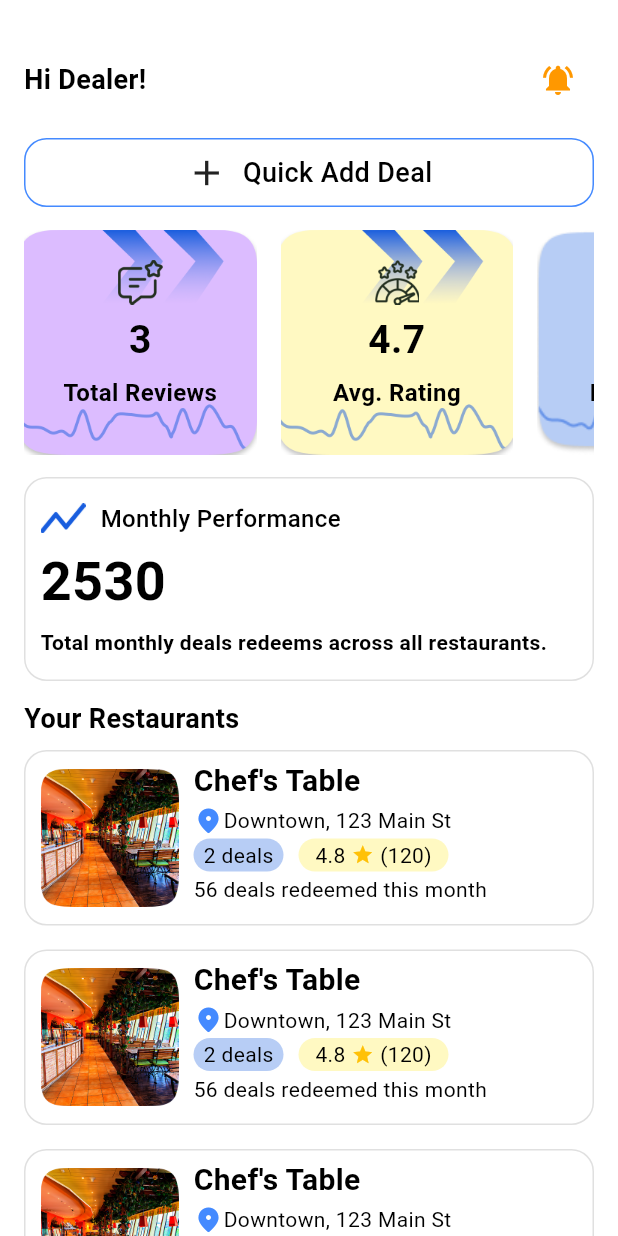
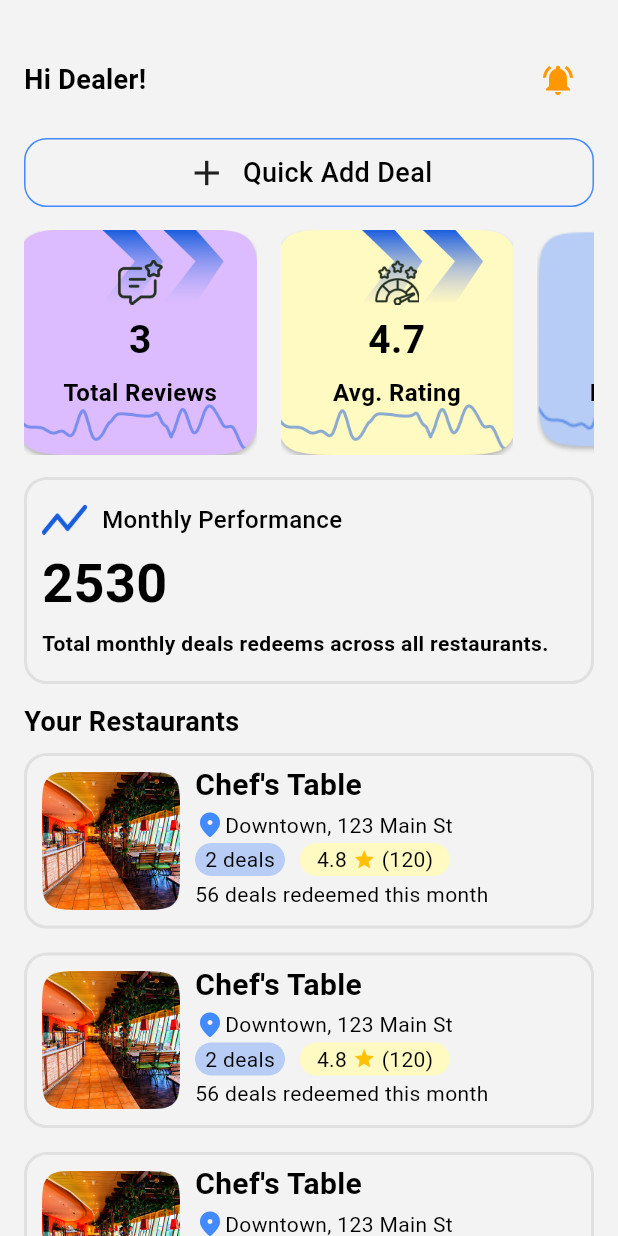
Before and after one commit to mdtusher2018/DineDash, a Flutter app: the DealerHomepage screen opened directly, on a phone screen of 412 x 824 dp. Run offline on Flutter 3.47's test engine with Material 3 defaults, Android fonts, the phone set to English and light mode, and no system bars; drawn by our look-alikes of flutter_rating_bar; our stand-ins replace dotted_border, dotted_line, get, lottie, share_plus; missing offline and left inert: shake; network calls fail.

Commit message:
8/24/25---2

```diff
--- a/lib/view/dealer/DealerProfile/dealer_profile.dart
+++ b/lib/view/dealer/DealerProfile/dealer_profile.dart
@@ -18,7 +18,7 @@ class DealerProfile extends StatelessWidget {
   @override
   Widget build(BuildContext context) {
     return Scaffold(
-      backgroundColor: Colors.white,
+      backgroundColor: AppColors.white,
       body: SingleChildScrollView(
         child: Column(
           children: [
--- a/lib/view/dealer/DealerReview/dealer_review.dart
+++ b/lib/view/dealer/DealerReview/dealer_review.dart
@@ -28,7 +28,7 @@ class _DealerReviewState extends State<DealerReview> {
       { "ratting": "2.5"},
     ];
     return Scaffold(
-      backgroundColor: Colors.white,
+
       body: Padding(
         padding: const EdgeInsets.symmetric(horizontal: 16),
         child: SingleChildScrollView(
--- a/lib/view/dealer/bussiness/dealer_business_page.dart
+++ b/lib/view/dealer/bussiness/dealer_business_page.dart
@@ -1,6 +1,7 @@
 import 'package:dine_dash/view/dealer/bussiness/edit_bussiness_page.dart';
 import 'package:dine_dash/view/dealer/home_and_deal/BusinessDealsPage.dart';
 import 'package:dine_dash/view/dealer/bussiness/add_business_screen_frist.dart';
+import 'package:dine_dash/view/res/colors.dart';
 import 'package:flutter/material.dart';
 import 'package:flutter_rating_bar/flutter_rating_bar.dart';
 
@@ -12,7 +13,7 @@ class DealerBusinessPage extends StatelessWidget {
   @override
   Widget build(BuildContext context) {
     return Scaffold(
-      backgroundColor: Colors.white,
+      backgroundColor: AppColors.white,
       body: Padding(
         padding: const EdgeInsets.symmetric(horizontal: 16),
         child: Column(
--- a/lib/view/dealer/home_and_deal/dealer_homepage.dart
+++ b/lib/view/dealer/home_and_deal/dealer_homepage.dart
@@ -13,7 +13,7 @@ class DealerHomepage extends StatelessWidget {
   @override
   Widget build(BuildContext context) {
     return Scaffold(
-      backgroundColor: Colors.white,
+
       body: Padding(
         padding: const EdgeInsets.symmetric(horizontal: 16),
         child: SingleChildScrollView(
@@ -71,7 +71,7 @@ class DealerHomepage extends StatelessWidget {
                 width: double.infinity,
                 decoration: BoxDecoration(
                   borderRadius: BorderRadius.circular(15),
-                  border: Border.all(color: Colors.grey.shade300)
+                  border: Border.all(color: Colors.grey.shade300,width: 2)
                 ),
                 child: Column(
                   crossAxisAlignment: CrossAxisAlignment.start,
@@ -110,7 +110,7 @@ class DealerHomepage extends StatelessWidget {
                     width: double.infinity,
                     decoration: BoxDecoration(
                         borderRadius: BorderRadius.circular(15),
-                        border: Border.all(color: Colors.grey.shade300)
+                        border: Border.all(color: Colors.grey.shade300,width: 2)
                     ),
                     child: Row(
                       mainAxisAlignment: MainAxisAlignment.start,
--- a/lib/view/res/colors.dart
+++ b/lib/view/res/colors.dart
@@ -3,7 +3,7 @@ import 'package:flutter/material.dart';
 class AppColors {
   // Main colors
   static const Color gray = Color(0xFF9A9A9A);
-  static const Color white = Color(0xFFFFFFFF);
+  static const Color white = Color(0xFFF3F3F3);
 
   static const Color black = Color(0xFF232F20);
 
--- a/lib/view/user/UserProfileScreen/journey_screen.dart
+++ b/lib/view/user/UserProfileScreen/journey_screen.dart
@@ -8,8 +8,8 @@ class JourneyScreen extends StatelessWidget {
   @override
   Widget build(BuildContext context) {
     return Scaffold(
-      backgroundColor: Colors.white,
-      appBar: AppBar(backgroundColor: Colors.white,),
+
+      appBar: AppBar(),
       body:Padding(
         padding: const EdgeInsets.symmetric(horizontal: 16),
         child: SingleChildScrollView(
--- a/lib/view/user/UserProfileScreen/profile_screen.dart
+++ b/lib/view/user/UserProfileScreen/profile_screen.dart
@@ -21,7 +21,7 @@ class ProfileScreen extends StatelessWidget {
   @override
   Widget build(BuildContext context) {
     return Scaffold(
-      backgroundColor: Colors.white,
+
       body: SingleChildScrollView(
         child: Column(
           children: [
--- a/lib/view/user/deals/deals_details.dart
+++ b/lib/view/user/deals/deals_details.dart
@@ -1,5 +1,6 @@
 
 
+import 'package:dine_dash/view/res/colors.dart';
 import 'package:dine_dash/view/user/deals/deal_redeem.dart';
 import 'package:dine_dash/view/res/commonWidgets.dart';
 import 'package:dotted_line/dotted_line.dart';
@@ -43,8 +44,8 @@ class _DealsDetailsState extends State<DealsDetails> {
   Widget build(BuildContext context) {
     final DealDetailsController controller = Get.put(DealDetailsController());
     return Scaffold(
-      backgroundColor: Colors.white,
-      appBar: AppBar(backgroundColor: Colors.white,),
+
+      appBar: AppBar(backgroundColor: AppColors.white,),
       body: Padding(
         padding: const EdgeInsets.symmetric(horizontal: 14,vertical: 5),
         child: SingleChildScrollView(
--- a/lib/view/user/deals/deals_page.dart
+++ b/lib/view/user/deals/deals_page.dart
@@ -266,6 +266,7 @@ class DealsPage extends StatelessWidget {
   @override
   Widget build(BuildContext context) {
     return Scaffold(
+      backgroundColor: Colors.white,
       body: Padding(
         padding: const EdgeInsets.symmetric(horizontal: 14, vertical: 64),
         child: SingleChildScrollView(
--- a/lib/view/user/deals/ratting_page.dart
+++ b/lib/view/user/deals/ratting_page.dart
@@ -1,4 +1,5 @@
 
+import 'package:dine_dash/view/res/colors.dart';
 import 'package:flutter/material.dart';
 import 'package:flutter_rating_bar/flutter_rating_bar.dart';
 import 'package:get/get.dart';
@@ -15,8 +16,8 @@ class RattingPage extends StatelessWidget {
   Widget build(BuildContext context) {
     final DealDetailsController controller = Get.put(DealDetailsController());
     return Scaffold(
-      backgroundColor: Colors.white,
-      appBar: AppBar(backgroundColor: Colors.white,leading: BackButton(onPressed: () {
+
+      appBar: AppBar(backgroundColor: AppColors.white,leading: BackButton(onPressed: () {
         Navigator.of(context).popUntil((route) => route.isFirst);
 
       },),),
--- a/lib/view/user/deals/reminder_screen.dart
+++ b/lib/view/user/deals/reminder_screen.dart
@@ -1,4 +1,5 @@
 
+import 'package:dine_dash/view/res/colors.dart';
 import 'package:dine_dash/view/user/deals/ratting_page.dart';
 import 'package:dine_dash/view/res/commonWidgets.dart';
 import 'package:flutter/material.dart';
@@ -16,8 +17,8 @@ class ReminderScreen extends StatelessWidget {
     final DealDetailsController controller = Get.put(DealDetailsController());
     // TextEditingController commentController=TextEditingController();
     return Scaffold(
-      backgroundColor: Colors.white,
-      appBar: AppBar(backgroundColor: Colors.white),
+      backgroundColor: AppColors.white,
+      appBar: AppBar(backgroundColor: AppColors.white),
       body: Padding(
         padding: const EdgeInsets.symmetric(horizontal: 16),
         child: SingleChildScrollView(
--- a/lib/view/user/explore/explore.dart
+++ b/lib/view/user/explore/explore.dart
@@ -23,7 +23,7 @@ class _ExplorePageState extends State<ExplorePage> {
   @override
   Widget build(BuildContext context) {
     return Scaffold(
-      backgroundColor: Colors.white,
+
       body: Stack(
         children: [
           /// Content
--- a/lib/view/user/home/home_page.dart
+++ b/lib/view/user/home/home_page.dart
@@ -22,7 +22,7 @@ String selectedLocation = 'Rampura, Dhaka.';
   @override
   Widget build(BuildContext context) {
     return Scaffold(
-      backgroundColor: Colors.white,
+
 
       body: SafeArea(
         child: ListView(
--- a/lib/view/user/home/list_of_resturants.dart
+++ b/lib/view/user/home/list_of_resturants.dart
@@ -23,7 +23,7 @@ class _SeeAllResturentPageState extends State<SeeAllResturentPage> {
   Widget build(BuildContext context) {
     return Scaffold(
       appBar:commonAppBar(title: widget.title.tr),
-      backgroundColor: Colors.white,
+
       body: ListView.separated(itemCount: 4,
       padding: EdgeInsets.all(16),
           shrinkWrap: true,
--- a/lib/view/user_dealer_common/edit_profile.dart
+++ b/lib/view/user_dealer_common/edit_profile.dart
@@ -16,7 +16,7 @@ class EditProfileView extends StatelessWidget {
     return Scaffold(
 
       appBar: AppBar(
-        backgroundColor: Colors.white,
+
         elevation: 1,
         centerTitle: true,
         title: commonText(
```
Also changed, not shown: lib/view/user/common_designs/common_design.dart (+3 -4 lines).
